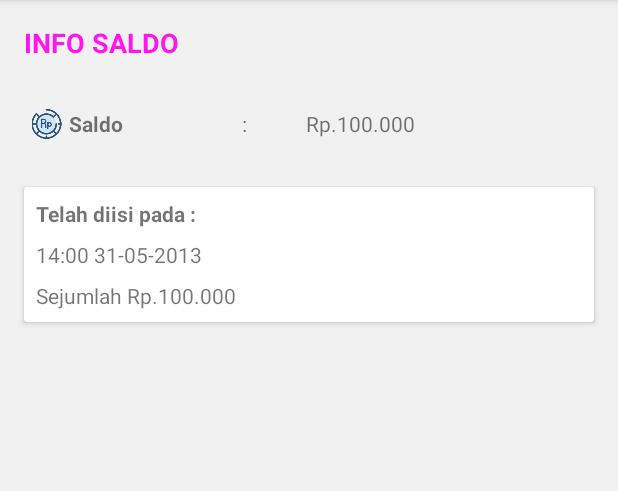
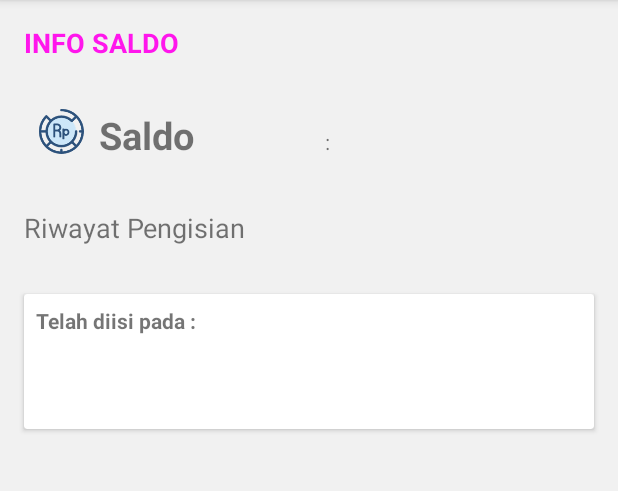
Before and after one commit to zulfahly/SmartParent, an Android app: the layout activity_balance.xml on its own in the app's theme, with its tools: preview values and no code run, on a phone screen of 412 x 824 dp, the part 84-575 px from its top. Run offline under Robolectric (Android 15) with nearby library versions, the phone set to English and light mode, and no system bars.

Commit message:
add balanceActivity

```diff
--- a/app/src/main/java/pnj/ti/b2013/smartparent/view/MainActivity.java
+++ b/app/src/main/java/pnj/ti/b2013/smartparent/view/MainActivity.java
@@ -102,7 +102,11 @@ public class MainActivity extends BaseActivity {
         uangsakuBtn.setOnClickListener(new View.OnClickListener() {
             @Override
             public void onClick(View view) {
+                Bundle extras = new Bundle();
+                extras.putParcelable("student",student);
+
                 Intent intent = new Intent(MainActivity.this, BalanceActivity.class);
+                intent.putExtras(extras);
                 startActivity(intent);
             }
         });
--- a/app/src/main/res/layout/activity_balance.xml
+++ b/app/src/main/res/layout/activity_balance.xml
@@ -43,8 +43,8 @@
                     android:orientation="horizontal">
 
                     <ImageView
-                        android:layout_width="30dp"
-                        android:layout_height="20dp"
+                        android:layout_width="50dp"
+                        android:layout_height="30dp"
                         android:src="@drawable/ic_uang_saku"/>
 
                     <TextView
@@ -54,7 +54,8 @@
                         android:layout_weight="2"
                         android:fitsSystemWindows="true"
                         android:text="Saldo"
-                        android:textStyle="bold" />
+                        android:textStyle="bold"
+                        android:textSize="25sp"/>
 
                     <TextView
                         android:layout_width="wrap_content"
@@ -67,9 +68,17 @@
                         android:layout_width="wrap_content"
                         android:layout_height="wrap_content"
                         android:layout_weight="3"
-                        android:text="Rp.100.000" />
+                        android:textSize="25sp"
+                        />
 
                 </LinearLayout>
+
+                <TextView
+                    android:layout_width="match_parent"
+                    android:layout_height="wrap_content"
+                    android:text="Riwayat Pengisian"
+                    android:layout_margin="@dimen/large_padding"
+                    android:textSize="18sp"/>
 
                 <android.support.v7.widget.CardView
                     android:layout_width="match_parent"
@@ -94,7 +103,7 @@
                             android:layout_width="match_parent"
                             android:layout_height="wrap_content"
                             android:padding="@dimen/small_padding"
-                            android:text="14:00 31-05-2013" />
+                             />
 
 
                         <TextView
@@ -102,7 +111,7 @@
                             android:layout_width="match_parent"
                             android:layout_height="wrap_content"
                             android:padding="@dimen/small_padding"
-                            android:text="Sejumlah Rp.100.000" />
+                             />
 
                     </LinearLayout>
 
--- a/app/src/main/res/values/strings.xml
+++ b/app/src/main/res/values/strings.xml
@@ -31,4 +31,5 @@
     <string name="kelas">Kelas </string>
     <string name="rupiah">Rp.</string>
     <string name="keterangan">Keterangan : </string>
+    <string name="sejumlah">Sejumlah </string>
 </resources>
```
Also changed, not shown: app/src/main/java/pnj/ti/b2013/smartparent/model/Balance.java (added, +42 -0 lines), app/src/main/java/pnj/ti/b2013/smartparent/service/VolleyTaskService.java (+22 -1 lines), app/src/main/java/pnj/ti/b2013/smartparent/view/studentBalance/BalanceActivity.java (+79 -3 lines).
